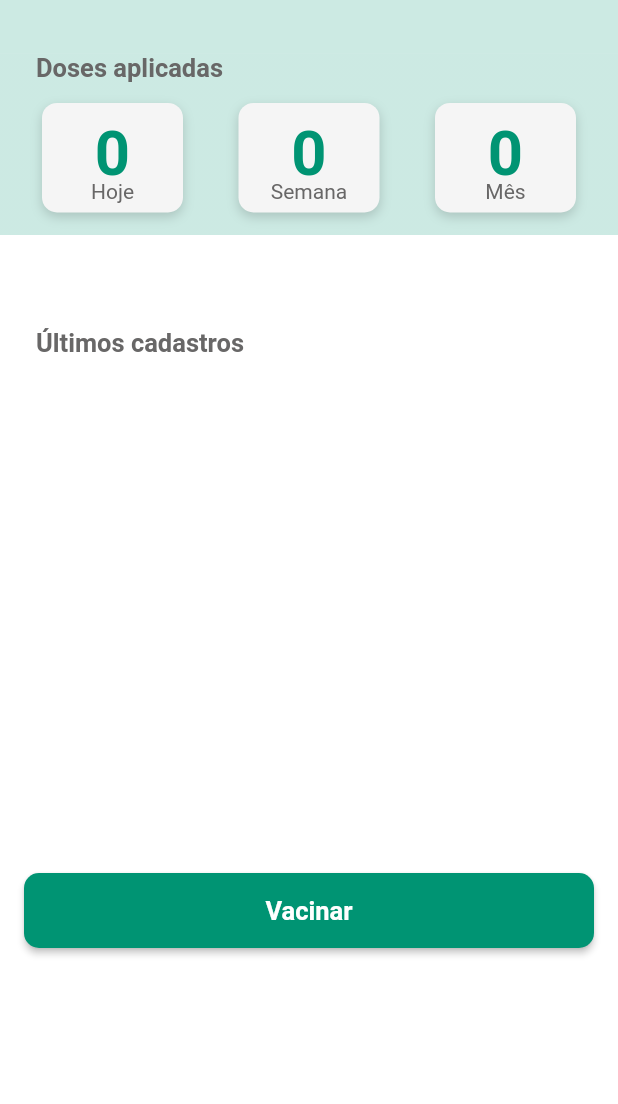
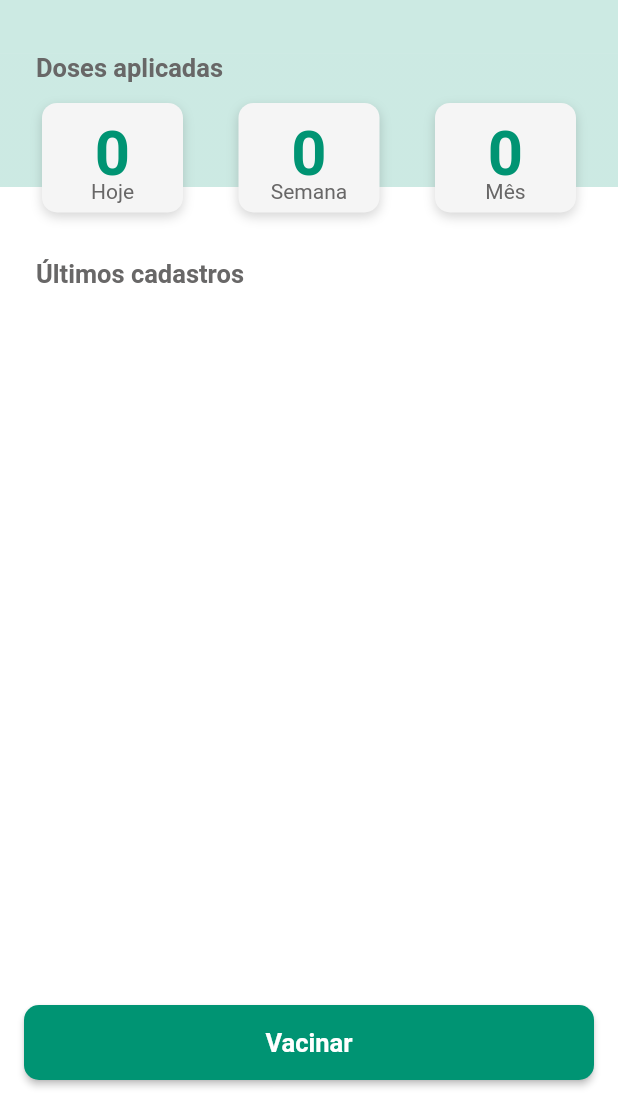
Before and after one commit to Dojak220/nurse, a Flutter app: the screen it shows after launch, on a phone screen of 412 x 824 dp, the part 132-1236 px from its top. Run offline on Flutter 3.47's test engine with Material 2 defaults, Android fonts, the phone set to English and light mode, and no system bars; our stand-ins replace flutter_dotenv, flutter_mobx, mobx, sqflite_sqlcipher; accounts and stored records are empty; statements that could not run were skipped.

Commit message:
Change home constraints

```diff
--- a/lib/app/modules/EntityEntry/establishment_form.dart
+++ b/lib/app/modules/EntityEntry/establishment_form.dart
@@ -31,9 +31,7 @@ class _EstablishmentFormState extends State<EstablishmentForm> {
     setState(() {});
   }
 
-  void tryToSave(
-    EstablishmentFormController controller,
-  ) async {
+  void tryToSave(EstablishmentFormController controller) async {
     final wasSaved = await controller.saveInfo();
 
     if (wasSaved) {
--- a/lib/app/modules/Home/home_page.dart
+++ b/lib/app/modules/Home/home_page.dart
@@ -35,10 +35,8 @@ class Home extends StatelessWidget {
       ),
       body: Column(
         children: [
-          VaccinationCountStatus(),
-          Padding(
-              padding: const EdgeInsets.symmetric(horizontal: 24.0),
-              child: LastVaccinationsList()),
+          Expanded(flex: 1, child: VaccinationCountStatus()),
+          Expanded(flex: 4, child: LastVaccinationsList()),
           Align(
             alignment: Alignment.bottomCenter,
             child: VaccinationButton(
@@ -178,9 +176,12 @@ class LastVaccinationsList extends StatelessWidget {
     final controller = Provider.of<HomeController>(context);
     final applications = controller.applications;
 
-    return TitledListView(
-      "Últimos cadastros",
-      applications: applications,
+    return Padding(
+      padding: const EdgeInsets.symmetric(horizontal: 24.0),
+      child: TitledListView(
+        "Últimos cadastros",
+        applications: applications,
+      ),
     );
   }
 }
```
